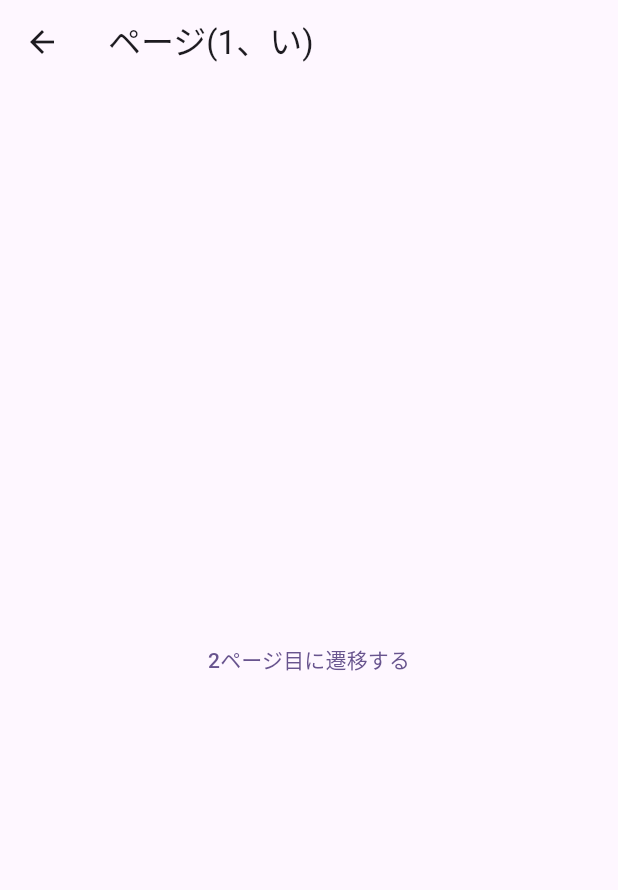
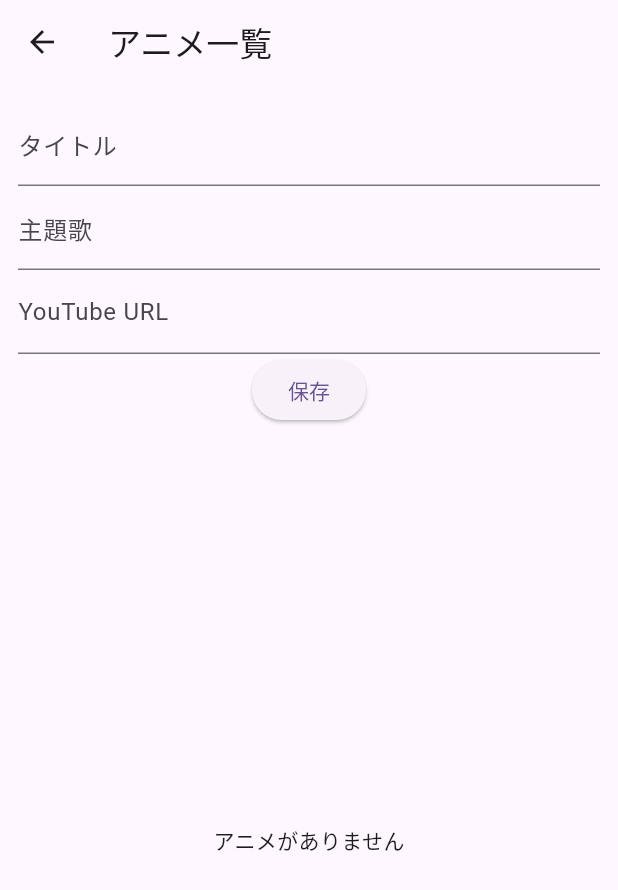
Before and after one commit to manato3874/flutter_application_1, a Flutter app: the screen it shows after launch, after a tap on "1ページ目に遷移する", on a phone screen of 412 x 824 dp. Shown: the top 890 px of the screen. Run offline on Flutter 3.47's test engine with Material 3 defaults, Android fonts, the phone set to English and light mode, and no system bars; our stand-ins replace hive, hive_flutter; accounts and stored records are empty.

Commit message:
ベース作成

```diff
--- a/lib/main.dart
+++ b/lib/main.dart
@@ -1,7 +1,7 @@
 import 'package:flutter/material.dart';
 //import 'package:flutter_application_1/HomePage.dart';
-import 'package:flutter_application_1/submission/Main.dart';
-//import 'package:flutter_application_1/MainPageWidget.dart';
+import 'package:flutter_application_1/project/Main.dart';
+//import 'package:flutter_application_1/submission/Main.dart';
 
 void main() {
   runApp(const MyApp());
@@ -14,7 +14,7 @@ class MyApp extends StatelessWidget {
   @override
   Widget build(BuildContext context) {
     return MaterialApp(
-      title: 'Flutter Demo',
+      title: 'アニメアプリ',
       theme: ThemeData(
         // This is the theme of your application.
         //
--- a/lib/submission/Onepage.dart
+++ b/lib/project/Main.dart
@@ -1,31 +1,43 @@
 import 'package:flutter/material.dart';
-//import 'package:flutter_application_1/submission/Main.dart';
-import 'package:flutter_application_1/submission/Twopage.dart';
-//import 'package:flutter_application_1/SecondPage.dart';
+import 'package:flutter_application_1/project/anime.dart';
+import 'package:flutter_application_1/project/anime_list_page.dart';
 
+class Main extends StatelessWidget {
+  final Anime sampleAnime = Anime(
+    title: '鬼滅の刃',
+    airDate: DateTime(2025, 5, 15, 22, 0),
+    musicTitle: '紅蓮華',
+    youtubeUrl: 'https://youtube.com/xxx',
+  );
 
-class Onepage extends StatelessWidget{
   @override
   Widget build(BuildContext context) {
     return Scaffold(
       appBar: AppBar(
-        title : Text("ページ(1、い)")
+        title: Text("ホーム(あ)"),
       ),
-      body : Center(
-        child: TextButton(
-          child: Text("2ページ目に遷移する"),
-          // （1） 前の画面に戻る
-          onPressed: (){
-            Navigator.pushReplacement(
-              context,
-
-              MaterialPageRoute(
-                builder: (context) => Twopage(),
-              ));
-
-          },
+      body: Center(
+        child: Column(
+          mainAxisAlignment: MainAxisAlignment.center,
+          children: [
+            Text("アニメタイトル: ${sampleAnime.title}"),
+            Text("主題歌: ${sampleAnime.musicTitle}"),
+            Text("放送日時: ${sampleAnime.airDate.toLocal()}"),
+            SizedBox(height: 20),
+            TextButton(
+              child: Text("1ページ目に遷移する"),
+              onPressed: () {
+                Navigator.push(
+                  context,
+                  MaterialPageRoute(
+                    builder: (context) => AnimeListPage(),
+                  ),
+                );
+              },
+            ),
+          ],
         ),
-      )
+      ),
     );
   }
 }
--- /dev/null
+++ b/lib/project/anime.dart
@@ -0,0 +1,25 @@
+import 'package:hive/hive.dart';
+
+part 'anime.g.dart';
+
+@HiveType(typeId: 0)
+class Anime extends HiveObject {
+  @HiveField(0)
+  String title;
+
+  @HiveField(1)
+  DateTime airDate;
+
+  @HiveField(2)
+  String musicTitle;
+
+  @HiveField(3)
+  String youtubeUrl;
+
+  Anime({
+    required this.title,
+    required this.airDate,
+    required this.musicTitle,
+    required this.youtubeUrl,
+  });
+}
--- /dev/null
+++ b/lib/project/anime_list_page.dart
@@ -0,0 +1,72 @@
+import 'package:flutter/material.dart';
+import 'package:hive_flutter/hive_flutter.dart';
+import 'package:flutter_application_1/project/anime.dart';
+
+class AnimeListPage extends StatefulWidget {
+  @override
+  _AnimeListPageState createState() => _AnimeListPageState();
+}
+
+class _AnimeListPageState extends State<AnimeListPage> {
+  final titleController = TextEditingController();
+  final musicController = TextEditingController();
+  final urlController = TextEditingController();
+
+  Future<void> _addAnime() async {
+    final box = Hive.box<Anime>('animeBox');
+    final anime = Anime(
+      title: titleController.text,
+      airDate: DateTime.now(),
+      musicTitle: musicController.text,
+      youtubeUrl: urlController.text,
+    );
+    await box.add(anime);
+    titleController.clear();
+    musicController.clear();
+    urlController.clear();
+  }
+
+  @override
+  Widget build(BuildContext context) {
+    return Scaffold(
+      appBar: AppBar(title: Text("アニメ一覧")),
+      body: Column(
+        children: [
+          Padding(
+            padding: EdgeInsets.all(12),
+            child: Column(
+              children: [
+                TextField(controller: titleController, decoration: InputDecoration(labelText: 'タイトル')),
+                TextField(controller: musicController, decoration: InputDecoration(labelText: '主題歌')),
+                TextField(controller: urlController, decoration: InputDecoration(labelText: 'YouTube URL')),
+                ElevatedButton(onPressed: _addAnime, child: Text('保存')),
+              ],
+            ),
+          ),
+          Expanded(
+            child: ValueListenableBuilder(
+              valueListenable: Hive.box<Anime>('animeBox').listenable(),
+              builder: (context, Box<Anime> box, _) {
+                if (box.isEmpty) return Center(child: Text('アニメがありません'));
+                return ListView.builder(
+                  itemCount: box.length,
+                  itemBuilder: (context, index) {
+                    final anime = box.getAt(index);
+                    return ListTile(
+                      title: Text(anime!.title),
+                      subtitle: Text('${anime.musicTitle}（${anime.airDate.toLocal()}）'),
+                      trailing: IconButton(
+                        icon: Icon(Icons.delete),
+                        onPressed: () => box.deleteAt(index),
+                      ),
+                    );
+                  },
+                );
+              },
+            ),
+          ),
+        ],
+      ),
+    );
+  }
+}
```
Also changed, not shown: pubspec.yaml (+6 -70 lines), lib/project/anime.g.dart (added), pubspec.lock, 1 other file.
